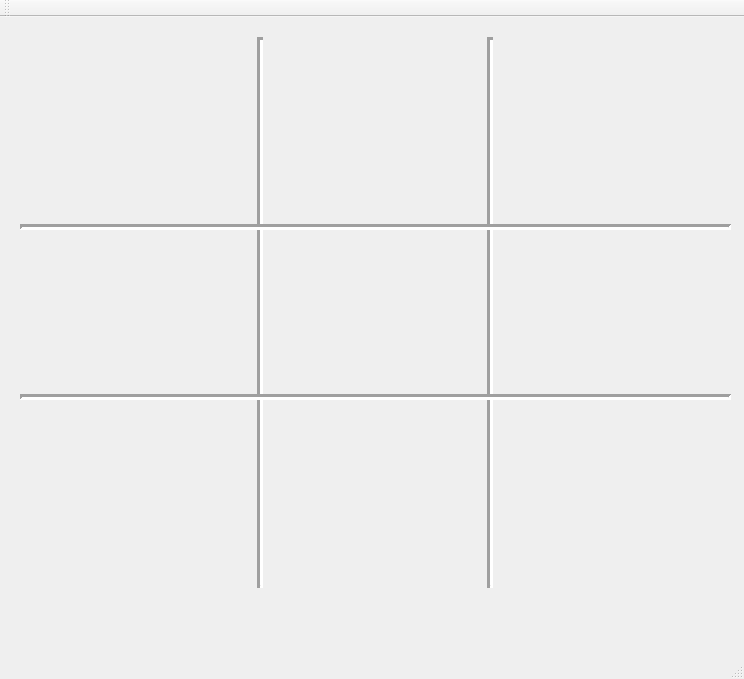
The window that sudoku-qt/View/mainwindow.ui (NickABoen/Sudoku) describes before a commit, drawn with Qt 5.
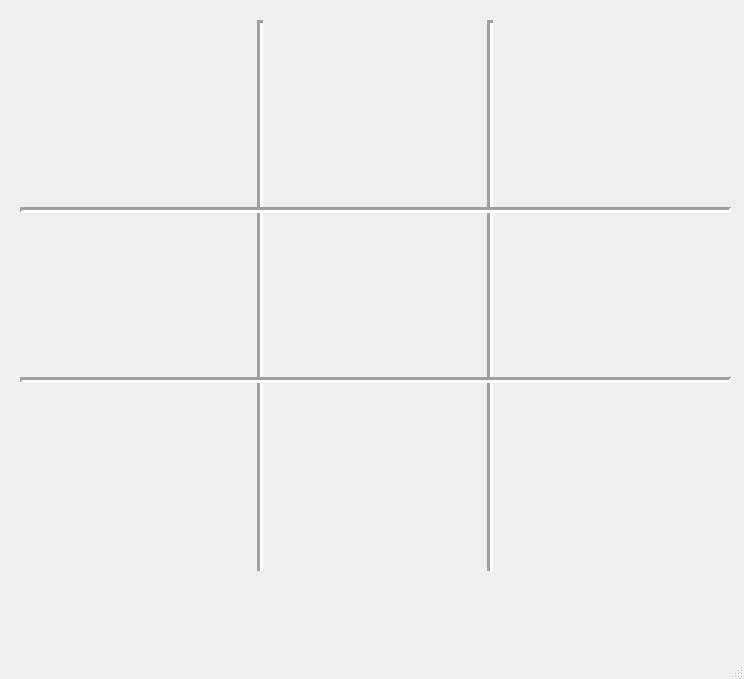
The same window after the commit.

Commit message: Add Menus and open dialogs

```diff
--- a/sudoku-qt/View/mainwindow.ui
+++ b/sudoku-qt/View/mainwindow.ui
@@ -106,14 +106,6 @@
     </rect>
    </property>
   </widget>
-  <widget class="QToolBar" name="mainToolBar">
-   <attribute name="toolBarArea">
-    <enum>TopToolBarArea</enum>
-   </attribute>
-   <attribute name="toolBarBreak">
-    <bool>false</bool>
-   </attribute>
-  </widget>
   <widget class="QStatusBar" name="statusBar"/>
  </widget>
  <layoutdefault spacing="6" margin="11"/>
```
Left out of the diff: 2 changed lines with no effect on the pictures. The commit also changes 3 other files.
